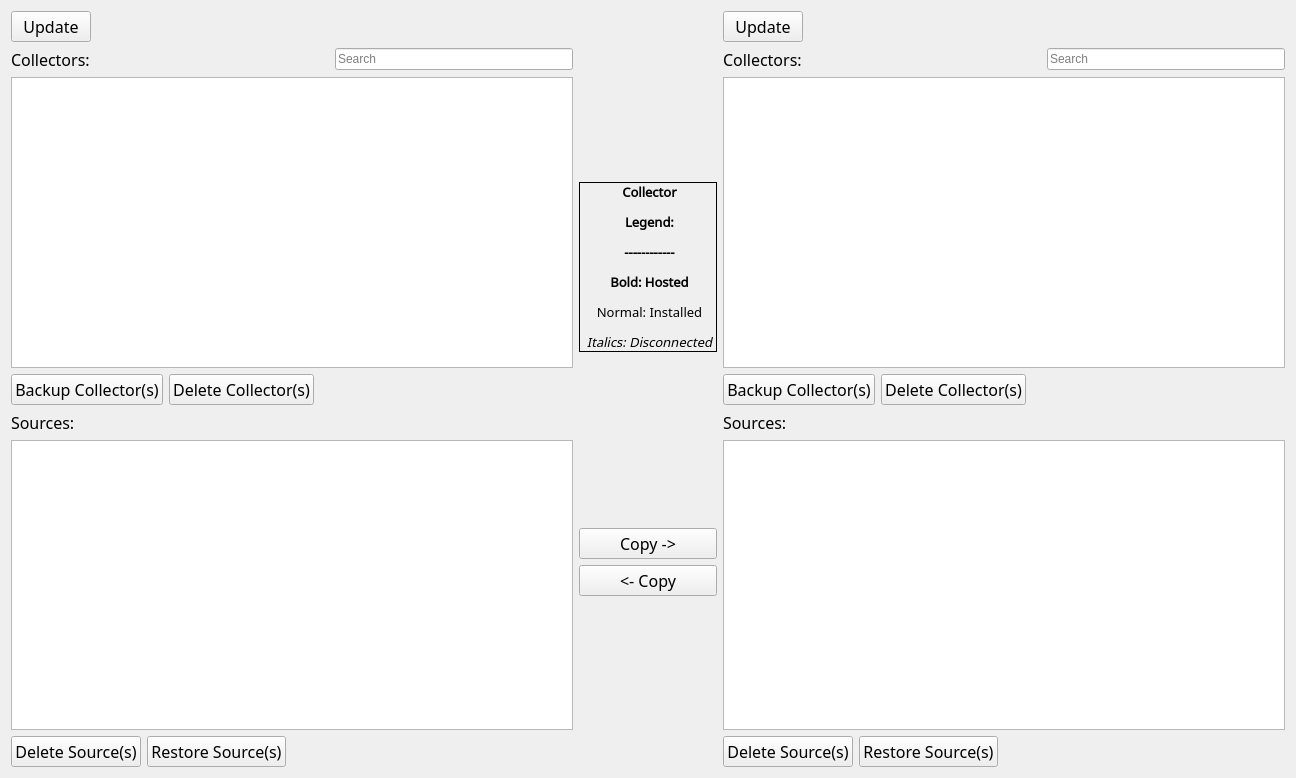
Before: the Qt Designer form data/collector.ui in SumoLogic/sumologictoolbox, drawn with Qt 5.
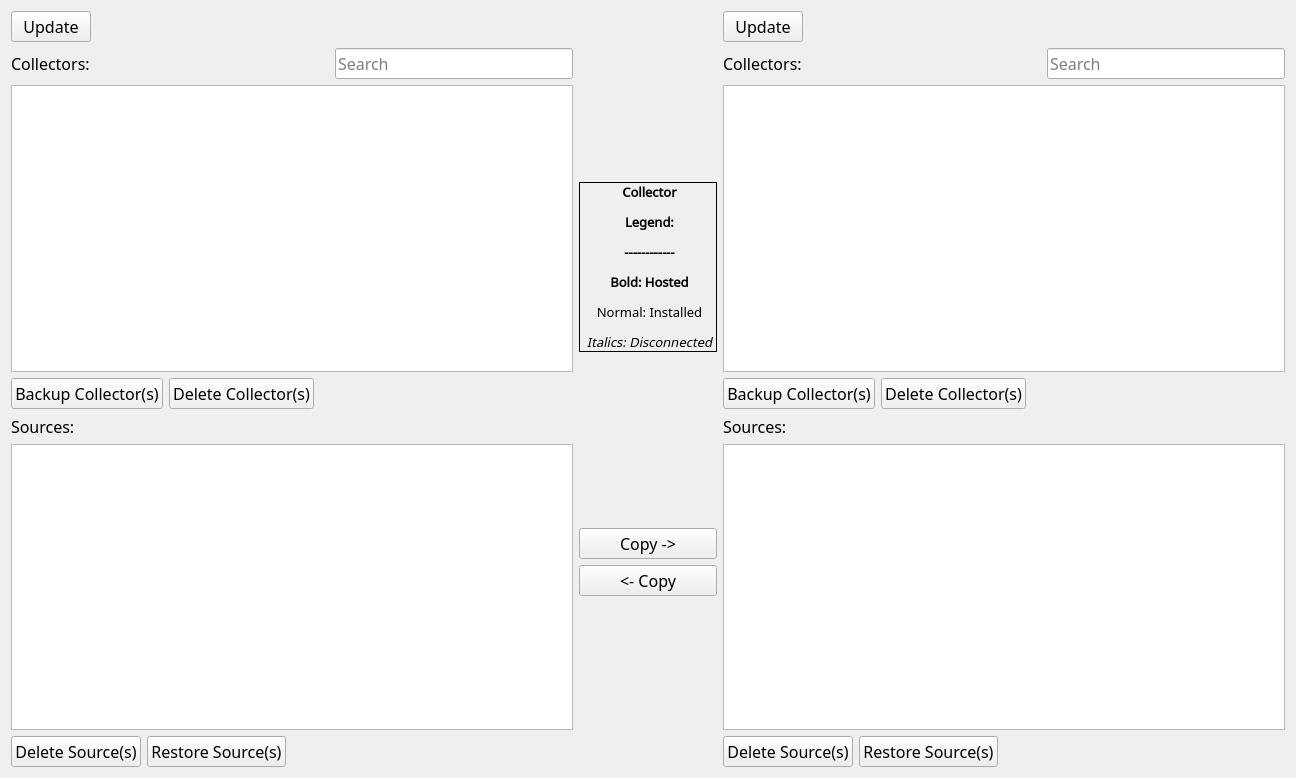
After: the same form once the commit is applied.

Diff of the .ui file:
```diff
--- a/data/collector.ui
+++ b/data/collector.ui
@@ -58,7 +58,7 @@
         <widget class="QLabel" name="labelCollectorsLeft">
          <property name="font">
           <font>
-           <family>Noto Sans Gothic</family>
+           <family>Waree</family>
            <pointsize>12</pointsize>
           </font>
          </property>
@@ -82,6 +82,12 @@
        </item>
        <item>
         <widget class="QLineEdit" name="lineEditCollectorSearchLeft">
+         <property name="font">
+          <font>
+           <family>Waree</family>
+           <pointsize>12</pointsize>
+          </font>
+         </property>
          <property name="toolTip">
           <string>Filter the list of collectors based on the string that you type here. This is case sensistive. </string>
          </property>
@@ -126,7 +132,7 @@
         <widget class="QPushButton" name="pushButtonBackupCollectorLeft">
          <property name="font">
           <font>
-           <family>Noto Sans Gothic</family>
+           <family>Waree</family>
            <pointsize>12</pointsize>
           </font>
          </property>
@@ -142,7 +148,7 @@
         <widget class="QPushButton" name="pushButtonDeleteCollectorLeft">
          <property name="font">
           <font>
-           <family>Noto Sans Gothic</family>
+           <family>Waree</family>
            <pointsize>12</pointsize>
           </font>
          </property>
@@ -175,7 +181,7 @@
         <widget class="QLabel" name="labelSourcesLeft">
          <property name="font">
           <font>
-           <family>Noto Sans Gothic</family>
+           <family>Waree</family>
            <pointsize>12</pointsize>
           </font>
          </property>
@@ -421,7 +427,7 @@
         <widget class="QLabel" name="labelCollectorsRight">
          <property name="font">
           <font>
-           <family>Noto Sans Gothic</family>
+           <family>Waree</family>
            <pointsize>12</pointsize>
           </font>
          </property>
@@ -445,6 +451,12 @@
        </item>
        <item>
         <widget class="QLineEdit" name="lineEditCollectorSearchRight">
+         <property name="font">
+          <font>
+           <family>Waree</family>
+           <pointsize>12</pointsize>
+          </font>
+         </property>
          <property name="toolTip">
           <string>Filter the list of collectors based on the string that you type here. This is case sensistive. </string>
          </property>
@@ -486,7 +498,7 @@
         <widget class="QPushButton" name="pushButtonBackupCollectorRight">
          <property name="font">
           <font>
-           <family>Noto Sans Gothic</family>
+           <family>Waree</family>
            <pointsize>12</pointsize>
           </font>
          </property>
@@ -502,7 +514,7 @@
         <widget class="QPushButton" name="pushButtonDeleteCollectorRight">
          <property name="font">
           <font>
-           <family>Noto Sans Gothic</family>
+           <family>Waree</family>
            <pointsize>12</pointsize>
           </font>
          </property>
@@ -535,7 +547,7 @@
         <widget class="QLabel" name="labelSourcesRight">
          <property name="font">
           <font>
-           <family>Noto Sans Gothic</family>
+           <family>Waree</family>
            <pointsize>12</pointsize>
           </font>
          </property>
```
Left out of the diff: 16 changed lines with no effect on the pictures.
